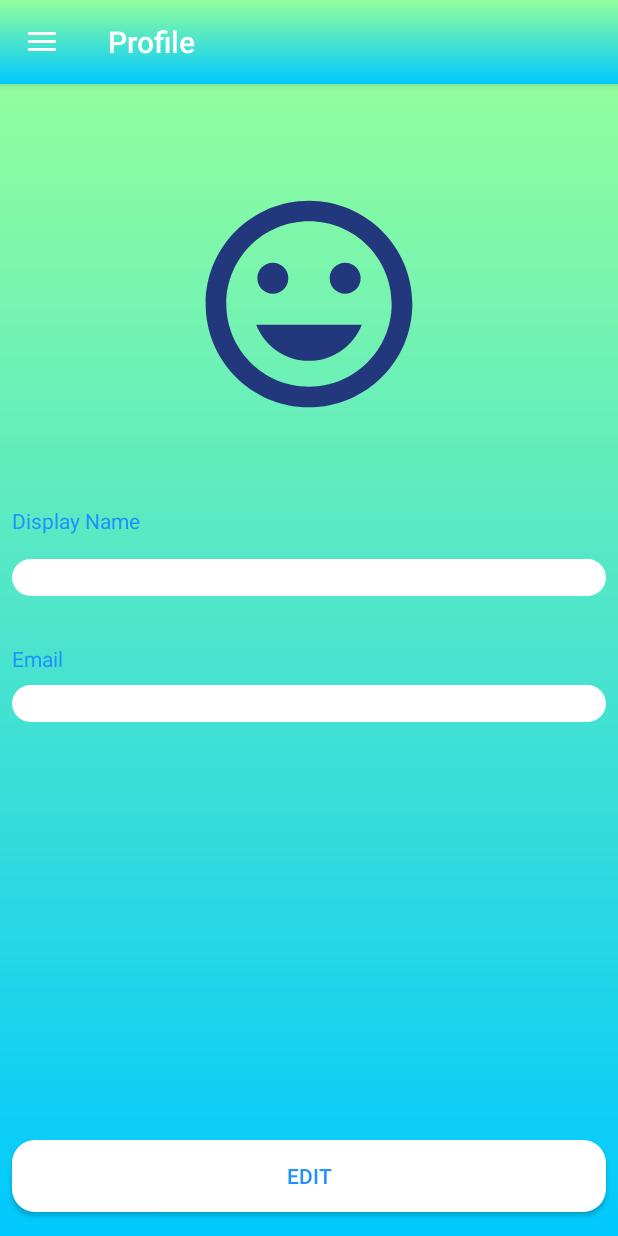
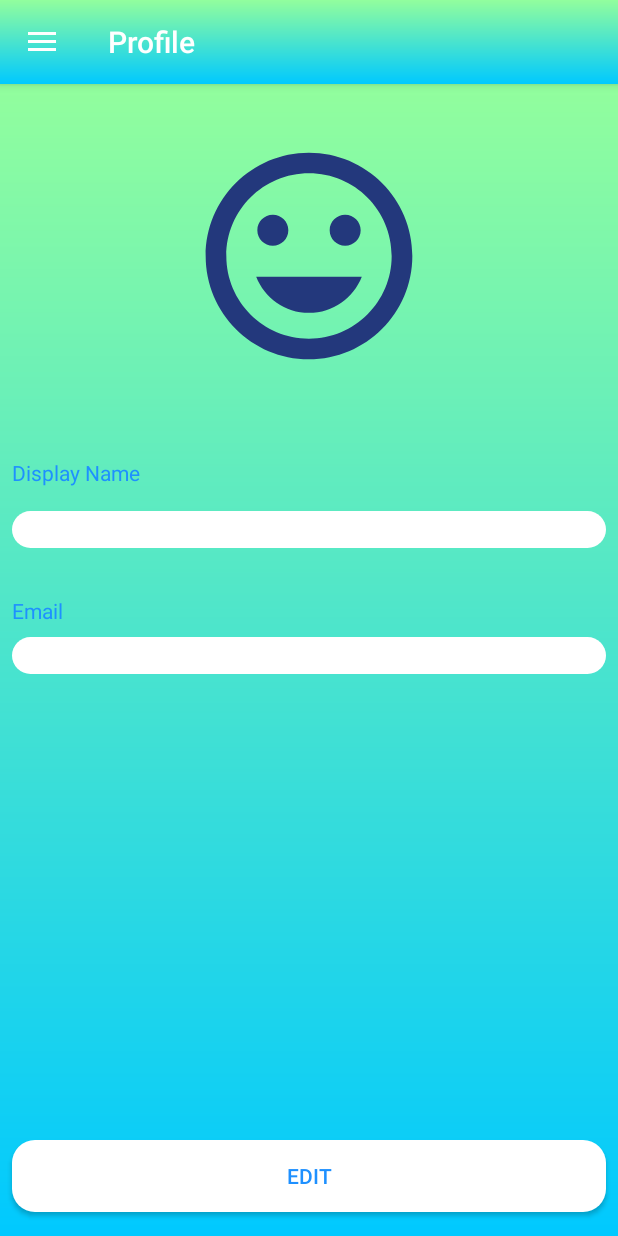
Before and after one commit to Blaze1318/BSocial, an Android app: the HomeActivity screen opened directly, with no data from a screen before it, in the side drawer, after a tap on "Profile", on a phone screen of 412 x 824 dp. Run offline under Robolectric (Android 15) with nearby library versions, the phone set to English and light mode, and no system bars; our stand-ins replace Firebase (no records; nobody signed in at launch, a user with empty details on screens opened directly), Picasso; plain views replace CircularImageView; pictures from the network do not load; 2 statements that could not run were skipped.

Commit message:
Bug fixes

```diff
--- a/app/src/main/AndroidManifest.xml
+++ b/app/src/main/AndroidManifest.xml
@@ -14,7 +14,8 @@
         android:roundIcon="@mipmap/ic_launcher_round"
         android:supportsRtl="true"
         android:theme="@style/AppTheme">
-        <activity android:name=".ChatActivity"></activity>
+        <activity android:name=".ChatActivity"
+            android:windowSoftInputMode="adjustResize|stateHidden"></activity>
         <activity
             android:name=".HomeActivity"
             android:label="@string/title_activity_home"
@@ -22,7 +23,8 @@
         <activity android:name=".ForgotPasswordActivity" />
         <activity android:name=".SignUpActivity" />
         <activity android:name=".LoginActivity" />
-        <activity android:name=".SplashScreenActivity">
+        <activity android:name=".SplashScreenActivity"
+            android:screenOrientation="portrait">
             <intent-filter>
                 <action android:name="android.intent.action.MAIN" />
 
--- a/app/src/main/java/com/example/firebaseauthenticationandstoragetest/ChatActivity.java
+++ b/app/src/main/java/com/example/firebaseauthenticationandstoragetest/ChatActivity.java
@@ -103,6 +103,7 @@ public class ChatActivity extends AppCompatActivity {
 
         recyclerView.setHasFixedSize(true);
         recyclerView.setLayoutManager(linearLayoutManager);
+
 
         //firebase instance
         mUser = FirebaseAuth.getInstance();
@@ -260,6 +261,7 @@ public class ChatActivity extends AppCompatActivity {
                     chatAdapter.notifyDataSetChanged();
 
                     recyclerView.setAdapter(chatAdapter);
+                    recyclerView.scrollToPosition(chatAdapter.getItemCount()-1);
                 }
             }
 
@@ -320,7 +322,7 @@ public class ChatActivity extends AppCompatActivity {
                             .enqueue(new Callback<Response>() {
                                 @Override
                                 public void onResponse(Call<Response> call, retrofit2.Response<Response> response) {
-                                    Toast.makeText(ChatActivity.this, ""+response.message(), Toast.LENGTH_SHORT).show();
+                                    //Toast.makeText(ChatActivity.this, ""+response.message(), Toast.LENGTH_SHORT).show();
                                 }
 
                                 @Override
--- a/app/src/main/java/com/example/firebaseauthenticationandstoragetest/HomeActivity.java
+++ b/app/src/main/java/com/example/firebaseauthenticationandstoragetest/HomeActivity.java
@@ -42,6 +42,7 @@ import androidx.appcompat.widget.Toolbar;
 
 import android.widget.ImageView;
 import android.widget.TextView;
+import android.widget.Toast;
 
 public class HomeActivity extends AppCompatActivity
         implements NavigationView.OnNavigationItemSelectedListener {
@@ -88,7 +89,8 @@ public class HomeActivity extends AppCompatActivity
         //update token
         updateToken(FirebaseInstanceId.getInstance().getToken());
 
-        getSupportFragmentManager().beginTransaction().replace(R.id.container,new HomeFragment()).commit();
+        getSupportActionBar().setTitle("Users");
+        getSupportFragmentManager().beginTransaction().replace(R.id.container,new UsersFragment()).commit();
 
         checkuserStatus();
     }
@@ -142,8 +144,9 @@ public class HomeActivity extends AppCompatActivity
         int id = item.getItemId();
 
         if (id == R.id.nav_home) {
-            getSupportActionBar().setTitle("Home");
-            getSupportFragmentManager().beginTransaction().replace(R.id.container,new HomeFragment()).commit();
+           /* getSupportActionBar().setTitle("Home");
+            getSupportFragmentManager().beginTransaction().replace(R.id.container,new HomeFragment()).commit();*/
+            Toast.makeText(this, "Screen Not Ready Yet", Toast.LENGTH_SHORT).show();
         } else if (id == R.id.nav_profile) {
             getSupportActionBar().setTitle("Profile");
             getSupportFragmentManager().beginTransaction().replace(R.id.container,new ProfileFragment()).commit();
@@ -151,8 +154,9 @@ public class HomeActivity extends AppCompatActivity
             getSupportActionBar().setTitle("Users");
             getSupportFragmentManager().beginTransaction().replace(R.id.container,new UsersFragment()).commit();
         }  else if (id == R.id.nav_message) {
-            getSupportActionBar().setTitle("Chats");
-            getSupportFragmentManager().beginTransaction().replace(R.id.container,new ChatFragment()).commit();
+            /*getSupportActionBar().setTitle("Chats");
+            getSupportFragmentManager().beginTransaction().replace(R.id.container,new ChatFragment()).commit();*/
+            Toast.makeText(this, "Screen Not Ready Yet", Toast.LENGTH_SHORT).show();
         }  else if (id == R.id.nav_logout) {
             mAuth.signOut();
             Intent i = new Intent(HomeActivity.this,LoginActivity.class);
--- a/app/src/main/res/layout/fragment_profile.xml
+++ b/app/src/main/res/layout/fragment_profile.xml
@@ -16,8 +16,9 @@
             android:layout_width="165dp"
             android:layout_height="165dp"
             android:layout_marginStart="8dp"
-            android:layout_marginTop="64dp"
+            android:layout_marginTop="32dp"
             android:layout_marginEnd="8dp"
+            android:clickable="false"
             android:scaleType="centerCrop"
             android:src="@drawable/ic_mood_black_24dp"
             app:c_background_color="@color/white"
@@ -101,5 +102,16 @@
             app:layout_constraintBottom_toBottomOf="parent"
             app:layout_constraintEnd_toEndOf="parent"
             app:layout_constraintStart_toStartOf="parent" />
+
+        <ProgressBar
+            android:id="@+id/progressBar3"
+            style="?android:attr/progressBarStyle"
+            android:layout_width="wrap_content"
+            android:layout_height="wrap_content"
+            android:visibility="gone"
+            app:layout_constraintBottom_toTopOf="@+id/btnEditSave"
+            app:layout_constraintEnd_toEndOf="parent"
+            app:layout_constraintStart_toStartOf="parent"
+            app:layout_constraintTop_toBottomOf="@+id/etEmail" />
     </androidx.constraintlayout.widget.ConstraintLayout>
 </FrameLayout>
```
Also changed, not shown: app/src/main/java/com/example/firebaseauthenticationandstoragetest/Adapters/ChatAdapter.java (+29 -2 lines), app/src/main/java/com/example/firebaseauthenticationandstoragetest/Fragments/ProfileFragment.java (+45 -5 lines), app/src/main/res/layout/activity_login.xml (+5 -3 lines).
